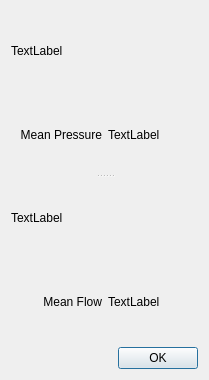
Above: source/resultsview.ui from archTk/arch-ne before the change. Below: the same form after it.
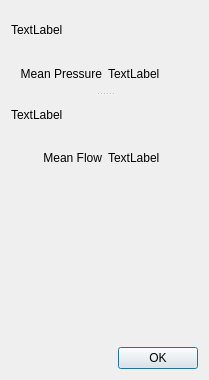
That is the form after the change.

Commit message: pressureImage chnages dimensions

Patch:
```diff
--- a/source/resultsview.ui
+++ b/source/resultsview.ui
@@ -19,7 +19,7 @@
      <property name="orientation">
       <enum>Qt::Vertical</enum>
      </property>
-     <widget class="QWidget" name="">
+     <widget class="QWidget" name="layoutWidget">
       <layout class="QVBoxLayout" name="verticalLayout">
        <item>
         <widget class="QLabel" name="pressureLabel">
@@ -51,7 +51,7 @@
        </item>
       </layout>
      </widget>
-     <widget class="QWidget" name="">
+     <widget class="QWidget" name="layoutWidget">
       <layout class="QVBoxLayout" name="verticalLayout_2">
        <item>
         <widget class="QLabel" name="flowLabel">
@@ -85,6 +85,19 @@
      </widget>
     </widget>
    </item>
+   <item>
+    <spacer name="verticalSpacer">
+     <property name="orientation">
+      <enum>Qt::Vertical</enum>
+     </property>
+     <property name="sizeHint" stdset="0">
+      <size>
+       <width>20</width>
+       <height>40</height>
+      </size>
+     </property>
+    </spacer>
+   </item>
    <item>
     <widget class="QDialogButtonBox" name="buttonBox">
      <property name="standardButtons">
```
The commit also changes 2 other files.
